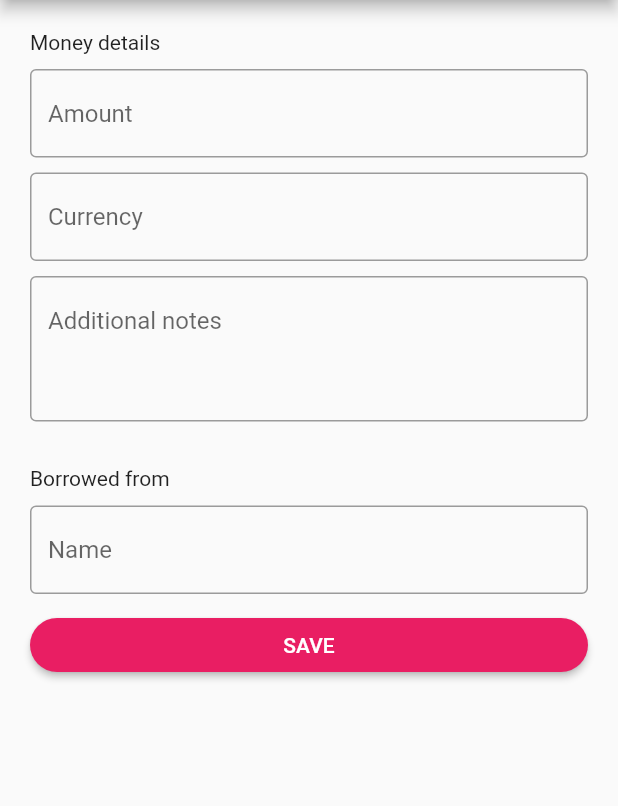
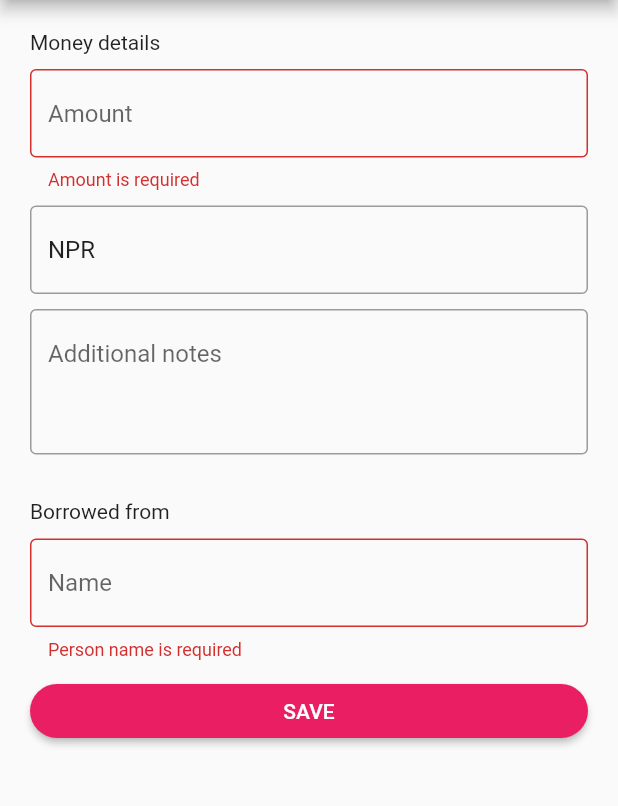
Before and after one commit to lohanidamodar/lender, a Flutter app: the AddPage screen opened by its route, after a tap on "MONEY", after a tap on "SAVE", on a phone screen of 412 x 824 dp, the part 84-890 px from its top. Run offline on Flutter 3.47's test engine with Material 2 defaults, Android fonts, the phone set to English and light mode, and no system bars; our stand-ins replace cloud_firestore, firebase_auth, google_sign_in, rxdart; accounts and stored records are empty; Roboto replaces fonts that are missing (Raleway).

Commit message:
same form widget for adding

```diff
--- a/lib/ui/pages/add.dart
+++ b/lib/ui/pages/add.dart
@@ -1,6 +1,7 @@
 import 'package:flutter/material.dart';
 import 'package:lender/blocs/auth_bloc_provider.dart';
 import 'package:lender/blocs/user_bloc_provider.dart';
+import 'package:lender/ui/widgets/item_details_form.dart';
 import 'package:lender/ui/widgets/raised_button_widget.dart';
 
 class AddPage extends StatefulWidget {
@@ -16,14 +17,11 @@ class AddPage extends StatefulWidget {
 
 class _AddPageState extends State<AddPage> {
   bool formOne;
+  String category;
   String type;
-  String category;
-  String itemName;
-  String itemNotes;
-  String personName;
   bool loading;
-  double amount;
-  String currency;
+  final GlobalKey<FormState> _formKey = GlobalKey();
+  final Map<String,dynamic> _formData = {};
 
   final List<String> categories = ["Money", "Tech", "Books", "Games", "Clothes", "Others"];
 
@@ -122,98 +120,24 @@ class _AddPageState extends State<AddPage> {
   }
 
   Widget _buildFormTwo(BuildContext context) {
-    return Container(
-      child: ListView(
-        children: <Widget>[
-          Text("$category details"),
-          SizedBox(height: 10.0,),
-          TextField(
-            onChanged: (value) => setState((){
-              if(category=="Money") {
-                amount = double.parse(value);
-              }else {
-                itemName = value;
-              }
-            }),
-            decoration: InputDecoration(
-              border: OutlineInputBorder(),
-              hintText: category == 'Money' ? "Amount" : "Name"
-            ),
-          ),
-          category == 'Money'
-            ? SizedBox(height: 10.0,): Container(height: 0,),
-          category == 'Money'
-            ? TextField(
-              onChanged: (value) => setState((){
-                currency = value;
-              }),
-              decoration: InputDecoration(
-                border: OutlineInputBorder(),
-                hintText: "Currency"
-              ),
-            ) : Container(height: 0,),
-          SizedBox(height: 10.0,),
-          TextField(
-            onChanged: (value) => setState((){
-              itemNotes = value;
-            }),
-            maxLines: 3,
-            decoration: InputDecoration(
-              border: OutlineInputBorder(),
-              hintText: "Additional notes"
-            ),
-          ),
-          SizedBox(height: 30.0,),
-          Text(type=='borrowed' ? "Borrowed from" : "Lent to"),
-          SizedBox(height: 10.0,),
-          TextField(
-            onChanged: (value) => setState((){
-              personName = value;
-            }),
-            decoration: InputDecoration(
-              border: OutlineInputBorder(),
-              hintText: "Name"
-            ),
-          ),
-          SizedBox(height: 10.0,),
-          PBRaisedButton(
-            child: Text("Save".toUpperCase()),
-            onPressed: loading ? null : () => _save(context),
-          )
-        ],
-      ),
-    );
+    return ItemDetailsForm(formKey: _formKey,onSaveField: _saveField,onSubmit: _save,loading: loading,type: type, category: category,);
+  }
+
+  void _saveField(String key, dynamic value) {
+    _formData[key] = value;
   }
 
   void _save(BuildContext context) async {
+    if(!_formKey.currentState.validate())
+      return;
     setState(() {
       loading = true;
     });
-    Map<String,dynamic> item;
-    if(category == 'Money') {
-     item = {
-        "amount":amount,
-        "currency":currency,
-        "category":category,
-        "note":itemNotes,
-        "person": {
-          "name":personName
-        }
-      };
-    }else{
-      item = {
-        "name":itemName,
-        "category":category,
-        "note":itemNotes,
-        "person": {
-          "name":personName
-        }
-      };
-    }
+    _formKey.currentState.save();
+    _formData['category'] = category;
+    bool res = await UserBlocProvider.of(context).addItem(_formData, type);
 
-    bool res = await UserBlocProvider.of(context).addItem(item, type);
-
-    if(!res) setState(() {
+    setState(() {
       loading = false;
     });
     if(res) Navigator.pop(context);
--- a/lib/ui/pages/edit.dart
+++ b/lib/ui/pages/edit.dart
@@ -16,9 +16,9 @@ class EditPage extends StatefulWidget {
 }
 
 class _EditPageState extends State<EditPage> {
-  final GlobalKey<FormState> _formKey = GlobalKey();
   String type;
   bool loading;
+  final GlobalKey<FormState> _formKey = GlobalKey();
   final Map<String,dynamic> _formData = {};
   final ItemModel item;
 
--- a/lib/ui/widgets/item_details_form.dart
+++ b/lib/ui/widgets/item_details_form.dart
@@ -7,7 +7,8 @@ class ItemDetailsForm extends StatelessWidget {
   const ItemDetailsForm({
     Key key,
     @required GlobalKey<FormState> formKey,
-    @required this.item,
+    this.item,
+    this.category,
     @required this.type,
     @required this.loading,
     @required this.onSubmit,
@@ -16,6 +17,7 @@ class ItemDetailsForm extends StatelessWidget {
 
   final GlobalKey<FormState> _formKey;
   final ItemModel item;
+  final String category;
   final String type;
   final bool loading;
   final Function onSubmit;
@@ -27,29 +29,30 @@ class ItemDetailsForm extends StatelessWidget {
       key: _formKey,
       child: ListView(
         children: <Widget>[
-          Text("${item.category} details"),
+          Text("${item != null ? item.category : category} details"),
           SizedBox(height: 10.0,),
           TextFormField(
-            initialValue: item.category == 'Money' ? "${item.amount}" : item.name,
+            initialValue: item != null ? item.category == 'Money' ? "${item.amount}" : item.name : "",
             onSaved: (value) {
-              onSaveField(item.category == 'Money' ? "amount": "name", double.parse(value));
+              onSaveField(
+                (item != null ? item.category == "Money" : category == "Money") ? "amount": "name",  (item != null ? item.category == "Money" : category == "Money") ? double.parse(value) :value);
             },
             validator: (value){
               if(value.isEmpty)
-                return item.category == "Money"
+                return (item != null ? item.category == "Money" : category == "Money")
                   ? "Amount is required"
                   : "Item name is required";
             },
             decoration: InputDecoration(
               border: OutlineInputBorder(),
-              hintText: item.category == 'Money' ? "Amount" : "Name"
+              hintText: (item != null ? item.category == "Money" : category == "Money") ? "Amount" : "Name"
             ),
           ),
-          item.category == 'Money'
+          (item != null ? item.category == "Money" : category == "Money")
             ? SizedBox(height: 10.0,): Container(height: 0,),
-          item.category == 'Money'
+          (item != null ? item.category == "Money" : category == "Money")
             ? TextFormField(
-              initialValue: item.currency,
+              initialValue: item != null ? item.currency : "NPR",
               onSaved: (value)=> onSaveField("currency", value),
               validator: (value){
                 if(value.isEmpty)
@@ -62,7 +65,7 @@ class ItemDetailsForm extends StatelessWidget {
             ) : Container(height: 0,),
           SizedBox(height: 10.0,),
           TextFormField(
-            initialValue: item.note,
+            initialValue: item != null ? item.note : "",
             onSaved: (value)=> onSaveField("note", value),
             maxLines: 3,
             decoration: InputDecoration(
@@ -74,7 +77,7 @@ class ItemDetailsForm extends StatelessWidget {
           Text(type=='borrowed' ? "Borrowed from" : "Lent to"),
           SizedBox(height: 10.0,),
           TextFormField(
-            initialValue: item.person.name,
+            initialValue: item != null ? item.person.name : "",
             onSaved: (value)=> onSaveField("person", {"name":value}),
             validator: (value){
               if(value.isEmpty)
```
